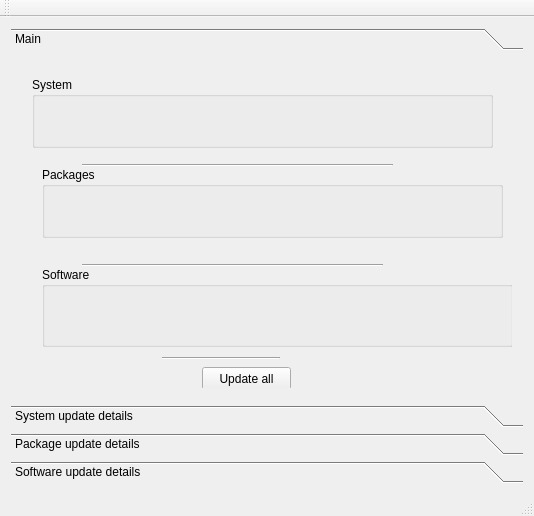
The window that src-qt4/pc-updatecenter/mainwindow.ui (trueos/pcbsd) describes before a commit, drawn with Qt 5.
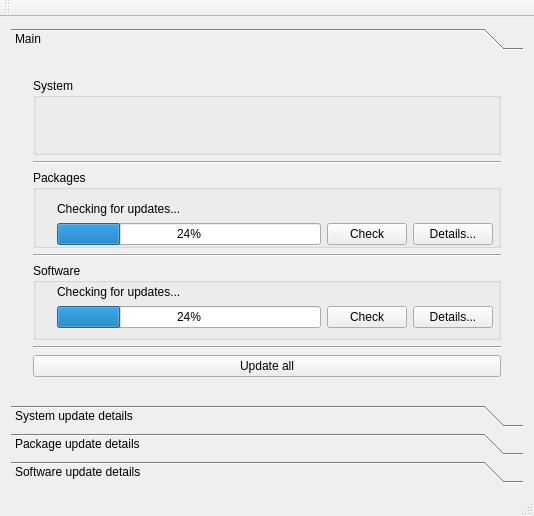
The same window after the commit. Icons and pictures are not drawn. Custom widgets are drawn as their Qt base class.

The edit to the form file:
```diff
--- a/src-qt4/pc-updatecenter/mainwindow.ui
+++ b/src-qt4/pc-updatecenter/mainwindow.ui
@@ -116,97 +116,186 @@
            </layout>
           </widget>
           <widget class="QWidget" name="page_6">
+           <layout class="QVBoxLayout" name="verticalLayout_7">
+            <item>
            <widget class="QGroupBox" name="groupBox">
-            <property name="geometry">
-             <rect>
-              <x>10</x>
-              <y>10</y>
-              <width>461</width>
-              <height>71</height>
-             </rect>
-            </property>
             <property name="title">
              <string>System</string>
             </property>
-           </widget>
+              <layout class="QHBoxLayout" name="horizontalLayout_3">
+               <item>
+                <widget class="IndicatorWidget" name="widget" native="true"/>
+               </item>
+              </layout>
+             </widget>
+            </item>
+            <item>
+             <widget class="Line" name="line">
+              <property name="orientation">
+               <enum>Qt::Horizontal</enum>
+              </property>
+             </widget>
+            </item>
+            <item>
            <widget class="QGroupBox" name="groupBox_2">
-            <property name="geometry">
-             <rect>
-              <x>20</x>
-              <y>100</y>
-              <width>461</width>
-              <height>71</height>
-             </rect>
-            </property>
             <property name="title">
              <string>Packages</string>
             </property>
-           </widget>
+              <widget class="QWidget" name="layoutWidget">
+               <property name="geometry">
+                <rect>
+                 <x>0</x>
+                 <y>20</y>
+                 <width>471</width>
+                 <height>66</height>
+                </rect>
+               </property>
+               <layout class="QHBoxLayout" name="horizontalLayout_5">
+                <item>
+                 <widget class="QLabel" name="label_5">
+                  <property name="text">
+                   <string/>
+                  </property>
+                  <property name="pixmap">
+                   <pixmap resource="res.qrc">:/images/pkgcheck.png</pixmap>
+                  </property>
+                 </widget>
+                </item>
+                <item>
+                 <layout class="QVBoxLayout" name="verticalLayout_5">
+                  <item>
+                   <widget class="QLabel" name="label_6">
+                    <property name="text">
+                     <string>Checking for updates...</string>
+                    </property>
+                   </widget>
+                  </item>
+                  <item>
+                   <layout class="QHBoxLayout" name="horizontalLayout_6">
+                    <item>
+                     <widget class="QProgressBar" name="progressBar_2">
+                      <property name="value">
+                       <number>24</number>
+                      </property>
+                     </widget>
+                    </item>
+                    <item>
+                     <widget class="QPushButton" name="pushButton_5">
+                      <property name="text">
+                       <string>Check</string>
+                      </property>
+                      <property name="icon">
+                       <iconset resource="res.qrc">
+                        <normaloff>:/images/view-refresh.png</normaloff>:/images/view-refresh.png</iconset>
+                      </property>
+                     </widget>
+                    </item>
+                    <item>
+                     <widget class="QPushButton" name="pushButton_6">
+                      <property name="text">
+                       <string>Details...</string>
+                      </property>
+                     </widget>
+                    </item>
+                   </layout>
+                  </item>
+                 </layout>
+                </item>
+               </layout>
+              </widget>
+             </widget>
+            </item>
+            <item>
+             <widget class="Line" name="line_2">
+              <property name="orientation">
+               <enum>Qt::Horizontal</enum>
+              </property>
+             </widget>
+            </item>
+            <item>
            <widget class="QGroupBox" name="groupBox_3">
-            <property name="geometry">
-             <rect>
-              <x>20</x>
-              <y>200</y>
-              <width>471</width>
-              <height>80</height>
-             </rect>
-            </property>
             <property name="title">
              <string>Software</string>
             </property>
-           </widget>
-           <widget class="Line" name="line">
+              <widget class="QWidget" name="layoutWidget_2">
             <property name="geometry">
              <rect>
-              <x>60</x>
-              <y>90</y>
-              <width>311</width>
-              <height>16</height>
-             </rect>
-            </property>
-            <property name="orientation">
-             <enum>Qt::Horizontal</enum>
-            </property>
-           </widget>
-           <widget class="Line" name="line_2">
-            <property name="geometry">
-             <rect>
-              <x>60</x>
-              <y>190</y>
-              <width>301</width>
-              <height>16</height>
-             </rect>
-            </property>
-            <property name="orientation">
-             <enum>Qt::Horizontal</enum>
-            </property>
-           </widget>
+                 <x>0</x>
+                 <y>10</y>
+                 <width>471</width>
+                 <height>66</height>
+                </rect>
+               </property>
+               <layout class="QHBoxLayout" name="horizontalLayout_7">
+                <item>
+                 <widget class="QLabel" name="label_7">
+                  <property name="text">
+                   <string/>
+                  </property>
+                  <property name="pixmap">
+                   <pixmap resource="res.qrc">:/images/pbicheck.png</pixmap>
+                  </property>
+                 </widget>
+                </item>
+                <item>
+                 <layout class="QVBoxLayout" name="verticalLayout_6">
+                  <item>
+                   <widget class="QLabel" name="label_8">
+                    <property name="text">
+                     <string>Checking for updates...</string>
+                    </property>
+                   </widget>
+                  </item>
+                  <item>
+                   <layout class="QHBoxLayout" name="horizontalLayout_8">
+                    <item>
+                     <widget class="QProgressBar" name="progressBar_3">
+                      <property name="value">
+                       <number>24</number>
+                      </property>
+                     </widget>
+                    </item>
+                    <item>
+                     <widget class="QPushButton" name="pushButton_7">
+                      <property name="text">
+                       <string>Check</string>
+                      </property>
+                      <property name="icon">
+                       <iconset resource="res.qrc">
+                        <normaloff>:/images/view-refresh.png</normaloff>:/images/view-refresh.png</iconset>
+                      </property>
+                     </widget>
+                    </item>
+                    <item>
+                     <widget class="QPushButton" name="pushButton_8">
+                      <property name="text">
+                       <string>Details...</string>
+                      </property>
+                     </widget>
+                    </item>
+                   </layout>
+                  </item>
+                 </layout>
+                </item>
+               </layout>
+              </widget>
+             </widget>
+            </item>
+            <item>
            <widget class="Line" name="line_3">
-            <property name="geometry">
-             <rect>
-              <x>140</x>
-              <y>290</y>
-              <width>118</width>
-              <height>3</height>
-             </rect>
-            </property>
             <property name="orientation">
              <enum>Qt::Horizontal</enum>
             </property>
            </widget>
+            </item>
+            <item>
            <widget class="QPushButton" name="pushButton">
-            <property name="geometry">
-             <rect>
-              <x>180</x>
-              <y>300</y>
-              <width>89</width>
-              <height>23</height>
-             </rect>
-            </property>
             <property name="text">
              <string>Update all</string>
             </property>
            </widget>
+            </item>
+           </layout>
           </widget>
          </widget>
         </item>
@@ -272,6 +361,14 @@
   <widget class="QStatusBar" name="statusBar"/>
  </widget>
  <layoutdefault spacing="6" margin="11"/>
+ <customwidgets>
+  <customwidget>
+   <class>IndicatorWidget</class>
+   <extends>QWidget</extends>
+   <header location="global">indicatorwidget.h</header>
+   <container>1</container>
+  </customwidget>
+ </customwidgets>
  <resources>
   <include location="res.qrc"/>
  </resources>
```
Left out of the diff: 45 changed lines with no effect on the pictures. Lines whose indentation alone changed are shown as unchanged.
